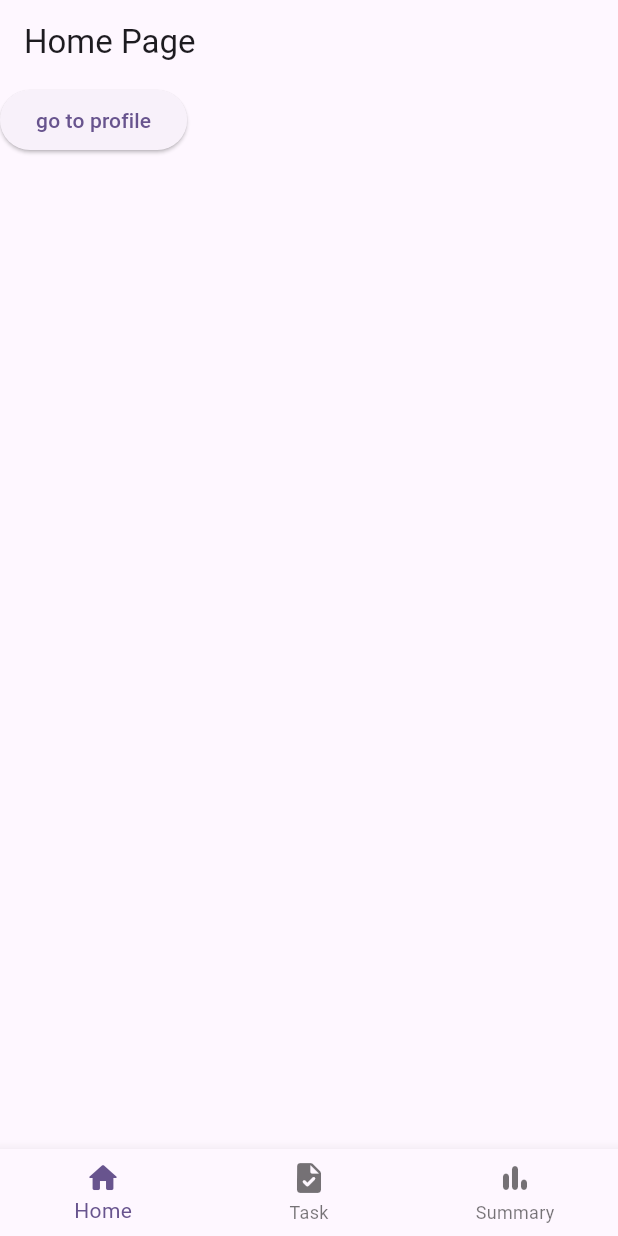
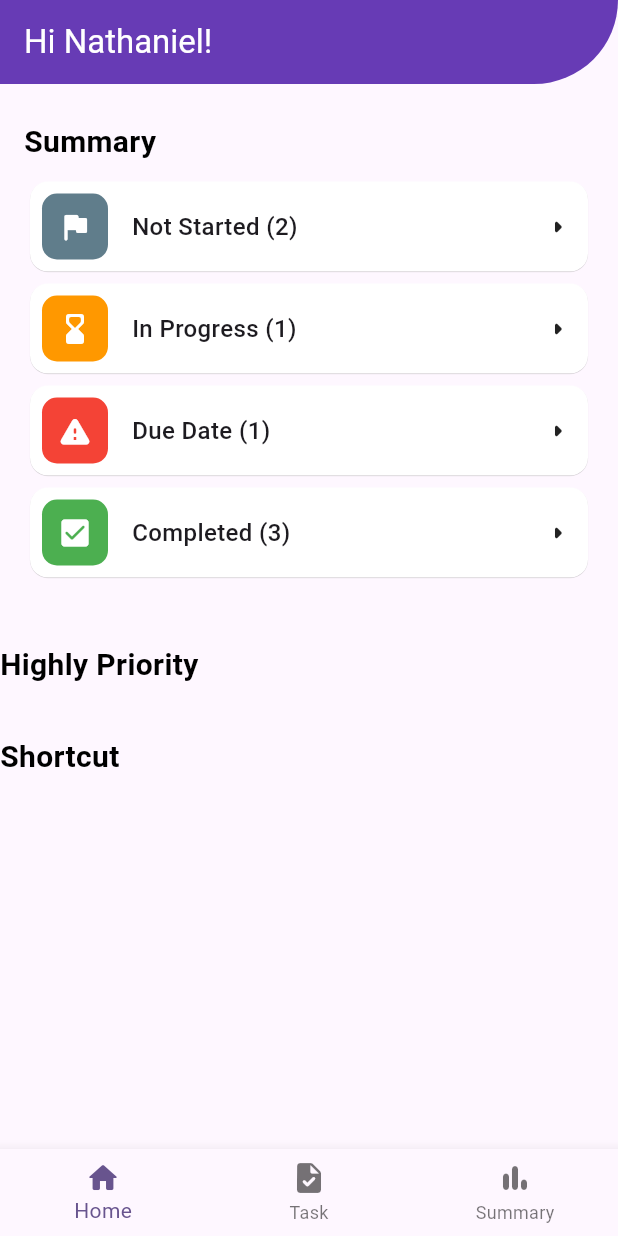
Before and after one commit to nnieru/managely_app, a Flutter app: the screen it shows after launch, on a phone screen of 412 x 824 dp. Run offline on Flutter 3.47's test engine with Material 3 defaults, Android fonts, the phone set to English and light mode, and no system bars; our stand-ins replace flutter_bloc, go_router; missing offline and left inert: dart:ffi.

Commit message:
add task summawry UI

```diff
--- /dev/null
+++ b/devtools_options.yaml
@@ -0,0 +1,3 @@
+description: This file stores settings for Dart & Flutter DevTools.
+documentation: https://docs.flutter.dev/tools/devtools/extensions#configure-extension-enablement-states
+extensions:
--- /dev/null
+++ b/lib/commons/widgets/section_title.dart
@@ -0,0 +1,18 @@
+import 'package:flutter/material.dart';
+
+class SectionTitle extends StatelessWidget {
+  const SectionTitle(
+      {super.key, required this.title, this.color = Colors.black});
+  final String title;
+  final Color? color;
+
+  @override
+  Widget build(BuildContext context) {
+    return Padding(
+      padding: const EdgeInsets.symmetric(vertical: 8.0),
+      child: Text(title,
+          style: TextStyle(
+              fontSize: 20, color: color, fontWeight: FontWeight.w700)),
+    );
+  }
+}
--- /dev/null
+++ b/lib/commons/widgets/task_summary_card.dart
@@ -0,0 +1,64 @@
+import 'dart:ffi';
+
+import 'package:flutter/material.dart';
+
+class TaskSummaryCard extends StatelessWidget {
+  const TaskSummaryCard(
+      {super.key,
+      required this.id,
+      required this.onTap,
+      required this.icon,
+      required this.iconColor,
+      required this.title,
+      this.value = '0'});
+  final String id;
+  final void Function(String id) onTap;
+  final Icon icon;
+  final Color iconColor;
+  final String title;
+  final String? value;
+
+  @override
+  Widget build(BuildContext context) {
+    return Card(
+      clipBehavior: Clip.hardEdge,
+      elevation: 0.2,
+      color: Colors.white,
+      child: InkWell(
+        onTap: () {
+          onTap(id);
+        },
+        child: Padding(
+          padding: const EdgeInsets.all(8.0),
+          child: Row(
+            mainAxisAlignment: MainAxisAlignment.spaceBetween,
+            crossAxisAlignment: CrossAxisAlignment.center,
+            children: [
+              Row(
+                spacing: 16.0,
+                children: [
+                  Container(
+                    height: 44,
+                    width: 44,
+                    decoration: BoxDecoration(
+                        color: iconColor,
+                        borderRadius: BorderRadius.circular(10.0)),
+                    child: icon,
+                  ),
+                  Text(
+                    '$title ($value)',
+                    style:
+                        TextStyle(fontSize: 16.0, fontWeight: FontWeight.w500),
+                  )
+                ],
+              ),
+              const Icon(
+                Icons.arrow_right_rounded,
+              )
+            ],
+          ),
+        ),
+      ),
+    );
+  }
+}
--- a/lib/pages/home/view/home_page.dart
+++ b/lib/pages/home/view/home_page.dart
@@ -1,5 +1,7 @@
 import 'package:flutter/material.dart';
 import 'package:go_router/go_router.dart';
+import 'package:managely/commons/widgets/section_title.dart';
+import 'package:managely/commons/widgets/task_summary_card.dart';
 
 class HomaPage extends StatelessWidget {
   const HomaPage({super.key});
@@ -7,14 +9,89 @@ class HomaPage extends StatelessWidget {
   @override
   Widget build(BuildContext context) {
     return Scaffold(
-      appBar: AppBar(
-        title: const Text('Home Page'),
-      ),
-      body: ElevatedButton(
-          onPressed: () {
-            context.go('/profile');
-          },
-          child: const Text('go to profile')),
-    );
+        appBar: AppBar(
+          backgroundColor: Colors.deepPurple,
+          title: const Text(
+            'Hi Nathaniel!',
+            style: TextStyle(color: Colors.white),
+          ),
+          shape: RoundedRectangleBorder(
+              borderRadius: BorderRadius.only(
+            bottomRight: Radius.circular(60),
+          )),
+          elevation: 1,
+        ),
+        body: SafeArea(
+            child: SingleChildScrollView(
+          child: Column(
+            crossAxisAlignment: CrossAxisAlignment.start,
+            spacing: 16,
+            children: [
+              Container(
+                padding: const EdgeInsets.all(16),
+                child: Column(
+                  crossAxisAlignment: CrossAxisAlignment.start,
+                  children: [
+                    SectionTitle(title: 'Summary'),
+                    TaskSummaryCard(
+                      id: 'notstarted',
+                      onTap: (id) {
+                        context.go('/task', extra: id);
+                      },
+                      icon: const Icon(
+                        Icons.flag_rounded,
+                        color: Colors.white,
+                      ),
+                      iconColor: Colors.blueGrey,
+                      title: 'Not Started',
+                      value: '2',
+                    ),
+                    TaskSummaryCard(
+                      id: 'inprogress',
+                      onTap: (id) {
+                        context.go('/task', extra: id);
+                      },
+                      icon: const Icon(
+                        Icons.hourglass_bottom_rounded,
+                        color: Colors.white,
+                      ),
+                      iconColor: Colors.orange,
+                      title: 'In Progress',
+                      value: '1',
+                    ),
+                    TaskSummaryCard(
+                      id: 'duedate',
+                      onTap: (id) {
+                        context.go('/task', extra: id);
+                      },
+                      icon: const Icon(
+                        Icons.warning_rounded,
+                        color: Colors.white,
+                      ),
+                      iconColor: Colors.red,
+                      title: 'Due Date',
+                      value: '1',
+                    ),
+                    TaskSummaryCard(
+                      id: 'completed',
+                      onTap: (id) {
+                        context.go('/task', extra: id);
+                      },
+                      icon: const Icon(
+                        Icons.check_box_rounded,
+                        color: Colors.white,
+                      ),
+                      iconColor: Colors.green,
+                      title: 'Completed',
+                      value: '3',
+                    ),
+                  ],
+                ),
+              ),
+              SectionTitle(title: 'Highly Priority'),
+              SectionTitle(title: 'Shortcut')
+            ],
+          ),
+        )));
   }
 }
--- a/lib/pages/task/view/task_page.dart
+++ b/lib/pages/task/view/task_page.dart
@@ -1,10 +1,11 @@
 import 'package:flutter/material.dart';
 
 class TaskPage extends StatelessWidget {
-  const TaskPage({super.key});
+  const TaskPage({super.key, this.filterId = ""});
+  final String? filterId;
 
   @override
   Widget build(BuildContext context) {
-    return const Center(child: Text('Task Page'));
+    return Center(child: Text('Task Page with filterId: $filterId'));
   }
 }
--- a/lib/routes/routes.dart
+++ b/lib/routes/routes.dart
@@ -8,12 +8,6 @@ import 'package:managely/pages/summary/view/summary_page.dart';
 import 'package:managely/pages/task/view/task_page.dart';
 
 final _rootNavigatorKey = GlobalKey<NavigatorState>();
-final _homeShellNavigatorKey =
-    GlobalKey<NavigatorState>(debugLabel: 'home_shell');
-final _taskShellNavigatorKey =
-    GlobalKey<NavigatorState>(debugLabel: 'task_shell');
-final _summaryShellNavigatorKey =
-    GlobalKey<NavigatorState>(debugLabel: 'summary_shell');
 
 class RouterFactory {
   static GoRouter generateRoute() {
@@ -26,7 +20,8 @@ class RouterFactory {
                   ),
               branches: [
                 StatefulShellBranch(
-                    navigatorKey: _homeShellNavigatorKey,
+                    navigatorKey:
+                        GlobalKey<NavigatorState>(debugLabel: 'home_shell'),
                     routes: [
                       GoRoute(
                         path: '/home',
@@ -34,15 +29,21 @@ class RouterFactory {
                       ),
                     ]),
                 StatefulShellBranch(
-                    navigatorKey: _taskShellNavigatorKey,
+                    navigatorKey:
+                        GlobalKey<NavigatorState>(debugLabel: 'task_shell'),
                     routes: [
                       GoRoute(
-                        path: '/task',
-                        builder: (context, state) => TaskPage(),
-                      ),
+                          path: '/task',
+                          builder: (context, state) {
+                            final filterId = state.extra.toString();
+                            return TaskPage(
+                              filterId: filterId,
+                            );
+                          }),
                     ]),
                 StatefulShellBranch(
-                    navigatorKey: _summaryShellNavigatorKey,
+                    navigatorKey:
+                        GlobalKey<NavigatorState>(debugLabel: 'summary_shell'),
                     routes: [
                       GoRoute(
                           path: '/summary',
```
